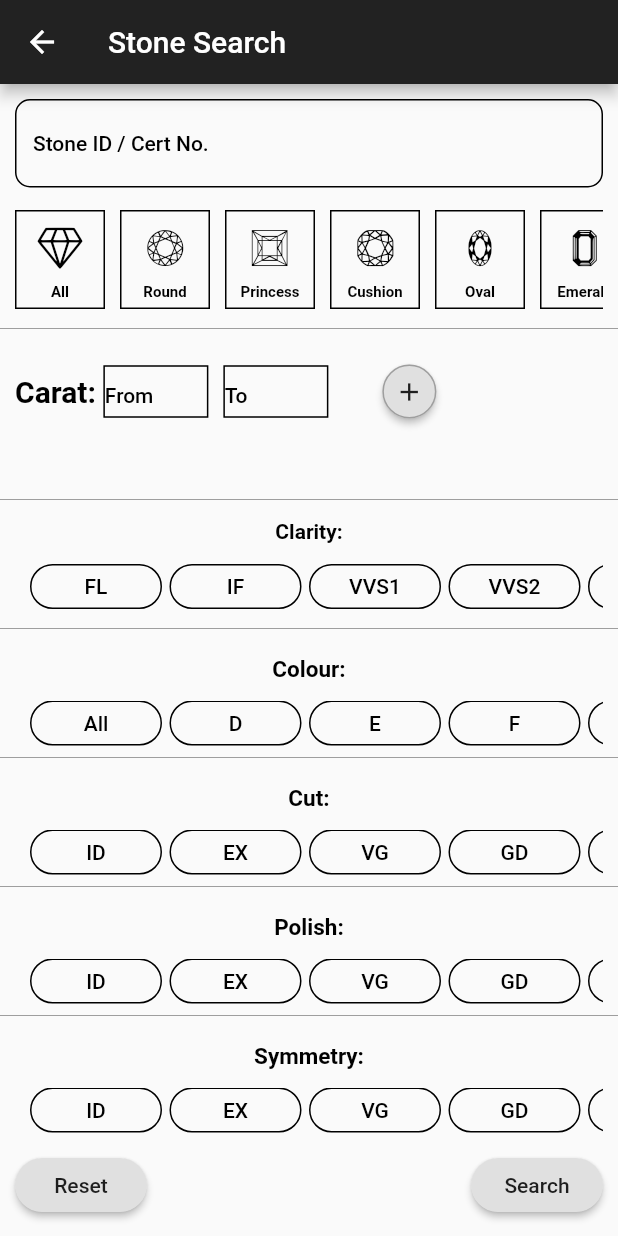
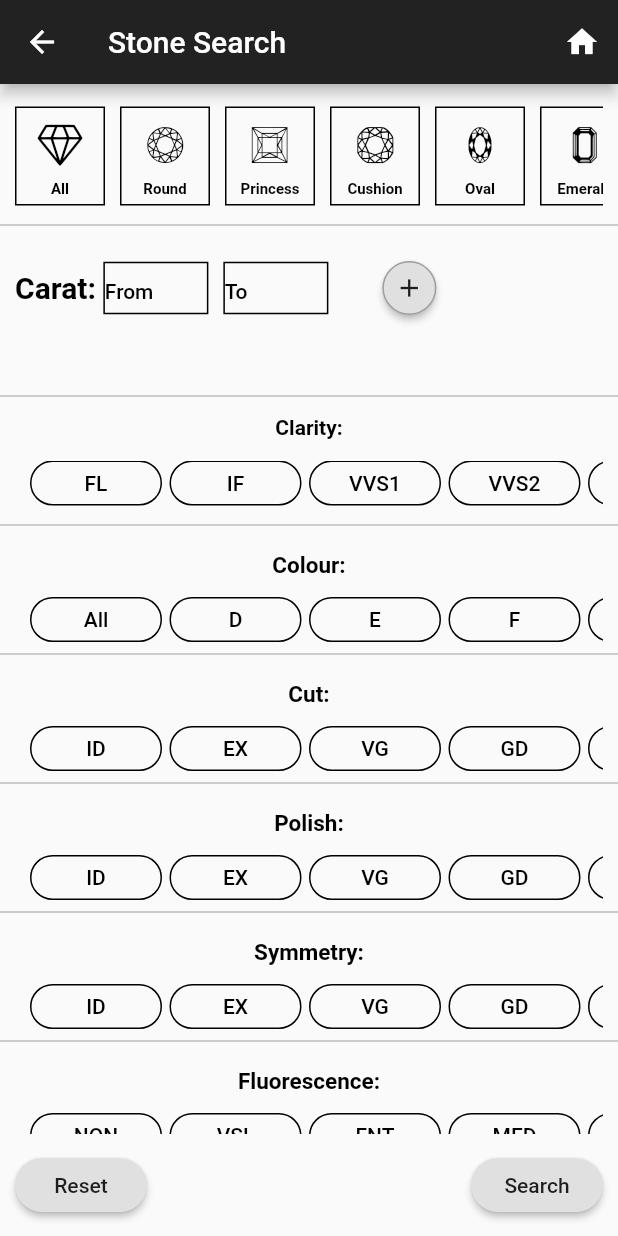
Before and after one commit to techexpertjc/Sugam_Gems, a Flutter app: the screen it shows after launch, after a tap on "Search Stone", on a phone screen of 412 x 824 dp. Run offline on Flutter 3.47's test engine with Material 2 defaults, Android fonts, the phone set to English and light mode, and no system bars; our stand-ins replace carousel_pro; network calls fail.

Commit message:
Update changers

```diff
--- a/lib/components/stone_shapes.dart
+++ b/lib/components/stone_shapes.dart
@@ -78,7 +78,7 @@ class _StoneShapesState extends State<StoneShapes> {
                         begin: Alignment.bottomLeft,
                         end: Alignment.topLeft,
                         colors: changeColorAll
-                            ? [Colors.blue[300], Colors.yellow]
+                            ? [Colors.black87, Colors.black38]
                             : [Colors.transparent, Colors.transparent])),
                 child: Column(
                   children: <Widget>[
@@ -131,7 +131,7 @@ class _StoneShapesState extends State<StoneShapes> {
                         begin: Alignment.bottomLeft,
                         end: Alignment.topLeft,
                         colors: changeColorRound
-                            ? [Colors.blue[300], Colors.red]
+                            ? [Colors.blue[300], Colors.blue[900]]
                             : [Colors.transparent, Colors.transparent])),
                 child: Column(
                   children: <Widget>[
--- a/lib/screens/about_us.dart
+++ b/lib/screens/about_us.dart
@@ -22,6 +22,9 @@ class _AboutUsState extends State<AboutUs> with SingleTickerProviderStateMixin {
     return Scaffold(
       appBar: AppBar(
         title: Text('About Us'),
+        actions: <Widget>[
+          IconButton(icon: Icon(Icons.home), onPressed: () => Navigator.of(context).pushNamed('/home'))
+        ],
       ),
       body: Container(
         height: MediaQuery.of(context).size.height,
--- a/lib/screens/home_screen.dart
+++ b/lib/screens/home_screen.dart
@@ -34,25 +34,28 @@ class _HomeScreenState extends State<HomeScreen> {
     precacheImage(AssetImage('images/home_carousel/mob03.jpg'), context);
 
     return Scaffold(
-      drawer: MyDrawer(),
-      appBar: AppBar(
-        title: Text('Home'),
-      ),
       body: Container(
           height: MediaQuery.of(context).size.height,
           decoration: BoxDecoration(
-              color: primaryBlack.shade500,
-              image: DecorationImage(
+              color: Colors.grey[100],
+            ),
+          child: SingleChildScrollView(
+            child: Column(
+              children: <Widget>[
+                Container(
+                  padding: EdgeInsets.all(20),
+                  height: 250,
+                  decoration: BoxDecoration(
+                    image: DecorationImage(
                   image: AssetImage('images/img9.jpg'),
                   fit: BoxFit.cover,
                   colorFilter: ColorFilter.mode(
-                      primaryBlack.shade500, BlendMode.luminosity))),
-          child: SingleChildScrollView(
-            child: Column(
-              children: <Widget>[
-                HomeCarousel(),
+                      primaryBlack.shade500, BlendMode.luminosity))
+                  ),
+                  child: Image.asset('images/LogoNew.png'),
+                ),
                 Padding(
-                  padding: EdgeInsets.fromLTRB(10, 20, 10, 20),
+                  padding: EdgeInsets.fromLTRB(10, 40, 10, 10),
                   child: RaisedButton(
                     onPressed: () {
                       Navigator.of(context).pushNamed('/searchPage');
@@ -62,6 +65,7 @@ class _HomeScreenState extends State<HomeScreen> {
                     shape: RoundedRectangleBorder(
                         borderRadius: BorderRadius.all(Radius.circular(30))),
                     child: Container(
+                      width: 280,
                       height: 60,
                       child: Row(
                         children: <Widget>[
@@ -77,8 +81,35 @@ class _HomeScreenState extends State<HomeScreen> {
                     ),
                   ),
                 ),
+                 Padding(
+                  padding: EdgeInsets.fromLTRB(10, 20, 10, 10),
+                  child: RaisedButton(
+                    onPressed: () {
+                      Navigator.of(context).pushNamed("/gallary");
+                    },
+                    elevation: 5.0,
+                    // fillColor: Colors.white,
+                    shape: RoundedRectangleBorder(
+                        borderRadius: BorderRadius.all(Radius.circular(30))),
+                    child: Container(
+                      width: 280,
+                      height: 60,
+                      child: Row(
+                        children: <Widget>[
+                          Padding(
+                            padding: EdgeInsets.all(5),
+                            child: Icon(Icons.photo_album),
+                          ),
+                          Padding(
+                              padding: EdgeInsets.all(5),
+                              child: Text('Gallary'))
+                        ],
+                      ),
+                    ),
+                  ),
+                ),
                 Padding(
-                  padding: EdgeInsets.fromLTRB(10, 20, 10, 20),
+                  padding: EdgeInsets.fromLTRB(10, 20, 10, 10),
                   child: RaisedButton(
                     onPressed: () {
                       Navigator.of(context).pushNamed("/aboutUs");
@@ -88,6 +119,7 @@ class _HomeScreenState extends State<HomeScreen> {
                     shape: RoundedRectangleBorder(
                         borderRadius: BorderRadius.all(Radius.circular(30))),
                     child: Container(
+                      width: 280,
                       height: 60,
                       child: Row(
                         children: <Widget>[
@@ -104,7 +136,7 @@ class _HomeScreenState extends State<HomeScreen> {
                   ),
                 ),
                 Padding(
-                  padding: EdgeInsets.fromLTRB(10, 20, 10, 20),
+                  padding: EdgeInsets.fromLTRB(10, 20, 10, 10),
                   child: RaisedButton(
                     onPressed: () {},
                     elevation: 5.0,
@@ -112,6 +144,7 @@ class _HomeScreenState extends State<HomeScreen> {
                     shape: RoundedRectangleBorder(
                         borderRadius: BorderRadius.all(Radius.circular(30))),
                     child: Container(
+                      width: 280,
                       height: 60,
                       child: Row(
                         children: <Widget>[
@@ -126,7 +159,7 @@ class _HomeScreenState extends State<HomeScreen> {
                       ),
                     ),
                   ),
-                )
+                ),
               ],
             ),
           )),
--- a/lib/screens/search_results.dart
+++ b/lib/screens/search_results.dart
@@ -318,6 +318,9 @@ class _SearchResultsState extends State<SearchResults> {
         key: scaffoldKey,
         appBar: AppBar(
           title: Text('Search Results'),
+          actions: <Widget>[
+          IconButton(icon: Icon(Icons.home), onPressed: () => Navigator.of(context).pushNamed('/home'))
+        ],
         ),
         bottomNavigationBar: Row(
           mainAxisAlignment: MainAxisAlignment.spaceBetween,
--- a/lib/screens/search_stone.dart
+++ b/lib/screens/search_stone.dart
@@ -103,9 +103,7 @@ class _StoneSearchState extends State<StoneSearch> {
       si3Selected = false,
       i1Selected = false,
       i2Selected = false,
-      i3Selected = false,
-      i4Selected = false;
-
+      i3Selected = false;
 
   void updateClarity(
       bool flSelected1,
@@ -424,6 +422,9 @@ class _StoneSearchState extends State<StoneSearch> {
       ),
       appBar: AppBar(
         title: Text('Stone Search'),
+        actions: <Widget>[
+          IconButton(icon: Icon(Icons.home), onPressed: () => Navigator.of(context).pushNamed('/home'))
+        ],
       ),
       key: scaffoldKey,
       body: Form(
@@ -432,27 +433,6 @@ class _StoneSearchState extends State<StoneSearch> {
             child: Container(
               child: Column(
                 children: <Widget>[
-                  // Stone ID/Cert No text box
-                  Padding(
-                    padding:
-                        EdgeInsets.only(left: 10.0, right: 10.0, top: 10.0),
-                    child: TextFormField(
-                      // style: TextStyle(color: Colors.black),
-                      decoration: InputDecoration(
-                          border: InputBorder.none,
-                          enabledBorder: OutlineInputBorder(
-                            borderRadius:
-                                BorderRadius.all(Radius.circular(10.0)),
-                            // borderSide: BorderSide(color: Colors.white),
-                          ),
-                          hintText: 'Stone ID / Cert No.',
-                          hintStyle: TextStyle(
-                              fontSize: 14,
-                              fontWeight: FontWeight.w500,
-                              color: Colors.black)),
-                    ),
-                  ),
-
                   //Shapes option
                   Padding(
                     padding:
```
